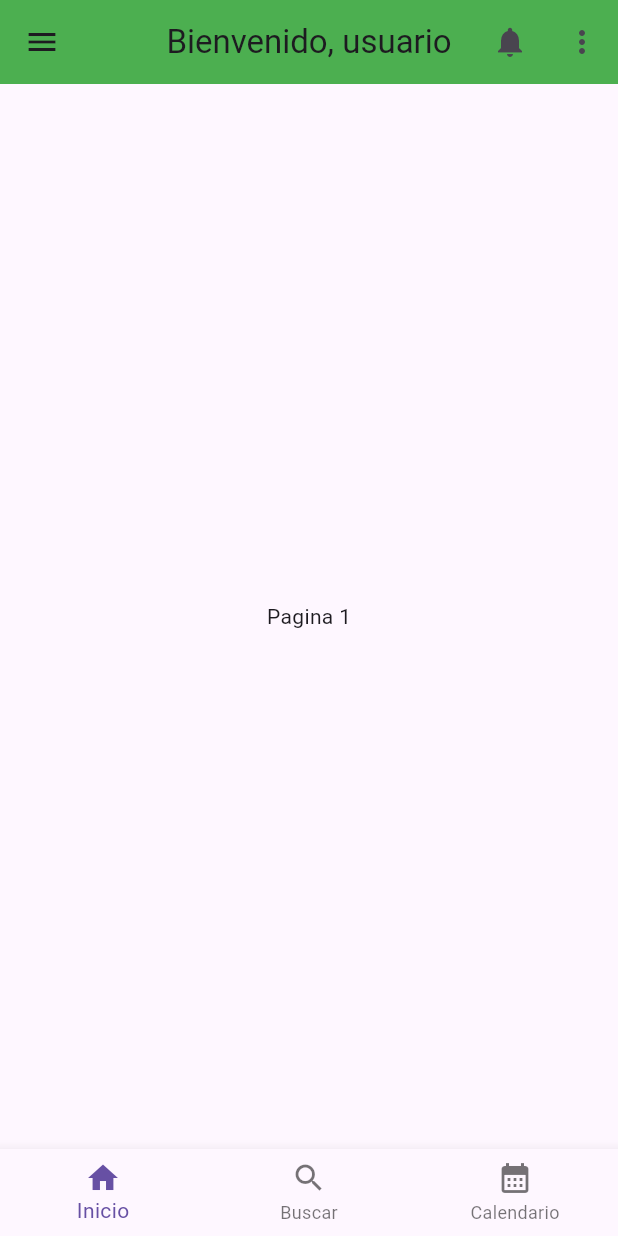
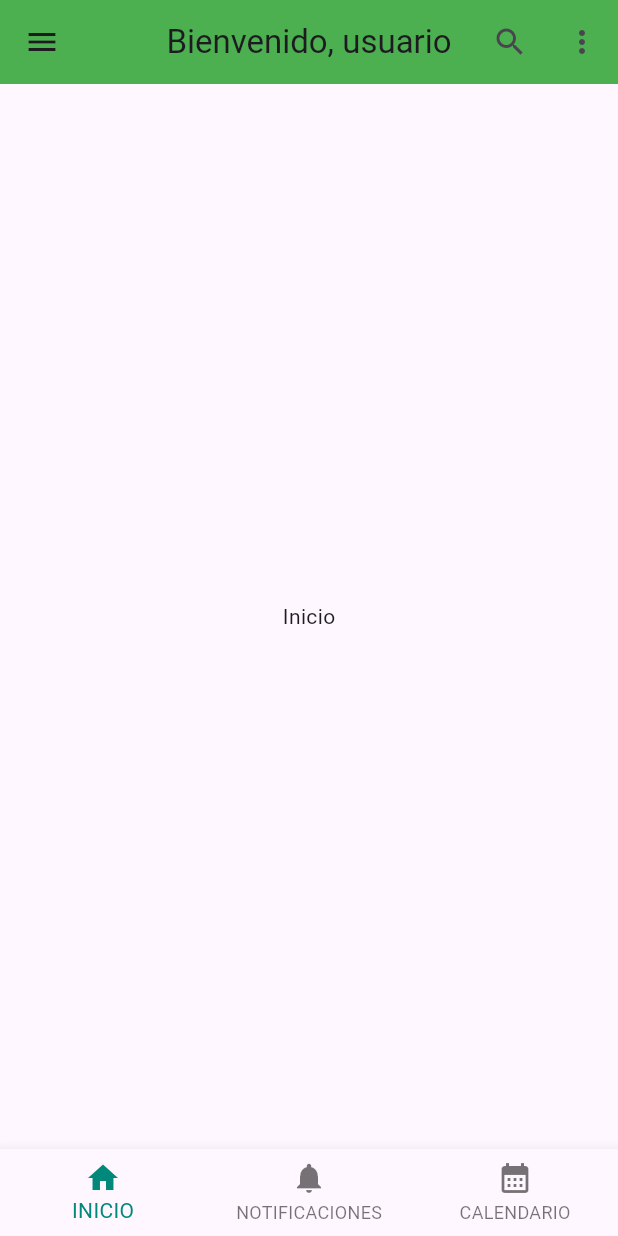
Before and after one commit to Carlos85349/project, a Flutter app: the screen it shows after launch, on a phone screen of 412 x 824 dp. Run offline on Flutter 3.47's test engine with Material 3 defaults, Android fonts, the phone set to English and light mode, and no system bars.

Commit message:
Adicion de paginas y menu flotante en hompage

```diff
--- /dev/null
+++ b/lib/src/pages/fragments/inicio_fragment.dart
@@ -0,0 +1,10 @@
+import 'package:flutter/material.dart';
+
+class InicioFragment extends StatelessWidget{
+  const InicioFragment({super.key});
+
+  @override
+  Widget build(BuildContext context) {
+    return const Center(child: Text("Inicio"));
+  }
+}
--- a/lib/src/pages/home_page.dart
+++ b/lib/src/pages/home_page.dart
@@ -1,7 +1,20 @@
 import 'package:flutter/material.dart';
+import 'package:myapp/src/pages/fragments/calendario_fragment.dart';
+import 'package:myapp/src/pages/fragments/inicio_fragment.dart';
+import 'package:myapp/src/pages/fragments/menu_fragment.dart';
+import 'package:myapp/src/pages/fragments/notificaciones_fragment.dart';
+import 'package:myapp/src/widgets/bottom_menu.dart';
 
-class HomePage extends StatelessWidget {
+class HomePage extends StatefulWidget {
   const HomePage({super.key});
+
+  @override
+  State<HomePage> createState() => _HomePageState();
+}
+
+class _HomePageState extends State<HomePage> {
+  final pageViewController = PageController();
+  int currentPage = 0;
 
   @override
   Widget build(BuildContext context) {
@@ -19,78 +32,30 @@ class HomePage extends StatelessWidget {
               scaffoldKey.currentState?.openDrawer();
             }),
         actions: [
-            IconButton(icon: const Icon(Icons.notifications), onPressed: () {}),
+          IconButton(icon: const Icon(Icons.search), onPressed: () {}),
           IconButton(icon: const Icon(Icons.more_vert), onPressed: () {}),
         ],
       ),
-        drawer: Drawer(
-          child: ListView(
-            padding: EdgeInsets.zero,
+      drawer: const MenuFragment(),
+      body: PageView(
+        //physics: const NeverScrollableScrollPhysics(),
+        controller: pageViewController,
         children: const [
-              DrawerHeader(
-                  decoration: BoxDecoration(
-                    color: Colors.green,
+          InicioFragment(),
+          NotificacionesFragment(),
+          CalendarioFragment(),
+        ],
+        onPageChanged: (index) {
+          currentPage = index;
+          setState(() {});
+        },
       ),
-                  child: Column(
-                    children: [
-                      CircleAvatar(
-                        radius: 40,
-                        backgroundColor: Colors.lightGreen,
-                        child: Icon(
-                          Icons.pets,
-                          color: Colors.white,
-                          size: 50,
+      bottomNavigationBar: BottomMenu(
+        currentPage: currentPage,
+        changePage: (index) {
+          pageViewController.jumpToPage(index);
+        },
       ),
-                      ),
-                      SizedBox(
-                        height: 10,
-                      ),
-                      Text(
-                        "Menu",
-                        style: TextStyle(
-                          color: Colors.white,
-                          fontSize: 24,
-                        ),
-                      ),
-                    ],
-                  )),
-              ListTile(
-                leading: Icon(Icons.home),
-                title: Text("Inicio"),
-              ),
-              ListTile(
-                leading: Icon(Icons.search),
-                title: Text("Buscar"),
-              ),
-              ListTile(
-                leading: Icon(Icons.calendar_month),
-                title: Text("Calendario"),
-              ),
-              ListTile(
-                leading: Icon(Icons.settings),
-                title: Text("Configuracion"),
-              ),
-              ListTile(
-                leading: Icon(Icons.logout),
-                title: Text("Cerrar Sesion"),
-              ),
-            ],
-          ),
-        ),
-        body: PageView(
-          children: const [
-            Center(child: Text("Pagina 1")),
-            Center(child: Text("Pagina 2")),
-            Center(child: Text("Pagina 3")),
-          ],
-        ),
-        bottomNavigationBar: BottomNavigationBar(
-          items: const [
-            BottomNavigationBarItem(icon: Icon(Icons.home), label: "Inicio"),
-            BottomNavigationBarItem(icon: Icon(Icons.search), label: "Buscar"),
-            BottomNavigationBarItem(
-                icon: Icon(Icons.calendar_month), label: "Calendario"),
-          ],
-        ));
+    );
   }
 }
--- /dev/null
+++ b/lib/src/widgets/bottom_menu.dart
@@ -0,0 +1,55 @@
+import 'package:flutter/material.dart';
+
+class BottomMenu extends StatefulWidget {
+  const BottomMenu(
+      {super.key, required this.changePage, required this.currentPage});
+
+  final void Function(int) changePage;
+  final int currentPage;
+
+  @override
+  State<BottomMenu> createState() => _BottomMenuState();
+}
+
+class _BottomMenuState extends State<BottomMenu> {
+  int currentIndex = 0;
+
+  @override
+  void initState() {
+    super.initState();
+    currentIndex = widget.currentPage;
+  }
+
+  @override
+  Widget build(BuildContext context) {
+    return BottomNavigationBar(
+      currentIndex: widget.currentPage,
+      onTap: (index) {
+        currentIndex = index;
+        widget.changePage(currentIndex);
+        setState(() {});
+      },
+      selectedItemColor: Colors.teal[600],
+      items: const [
+        BottomNavigationBarItem(
+          icon: Icon(
+            Icons.home,
+          ),
+          label: 'INICIO',
+        ),
+        BottomNavigationBarItem(
+          icon: Icon(
+            Icons.notifications,
+          ),
+          label: 'NOTIFICACIONES',
+        ),
+        BottomNavigationBarItem(
+          icon: Icon(
+            Icons.calendar_month,
+          ),
+          label: 'CALENDARIO',
+        ),
+      ],
+    );
+  }
+}
```
Also changed, not shown: lib/src/pages/fragments/calendario_fragment.dart (added, +10 -0 lines), lib/src/pages/fragments/menu_fragment.dart (added, +63 -0 lines), lib/src/pages/fragments/notificaciones_fragment.dart (added, +10 -0 lines). Lines whose indentation alone changed are shown as unchanged.
